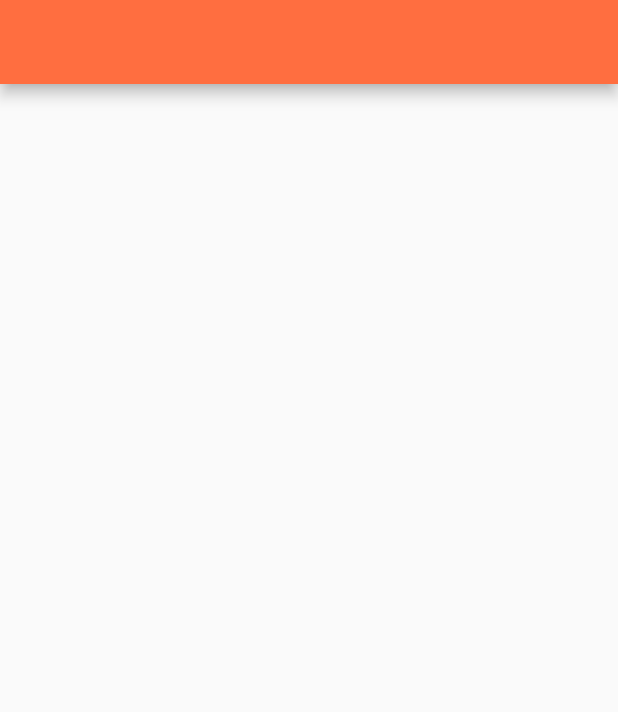
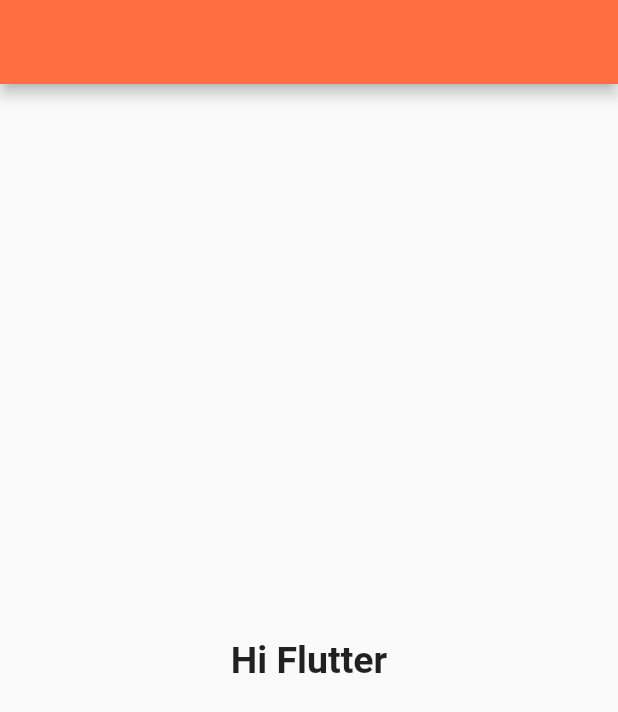
Before and after one commit to ventocilla/flutter_pet_ui, a Flutter app: the screen it shows after launch, on a phone screen of 412 x 824 dp. Shown: the top 712 px of the screen. Run offline on Flutter 3.47's test engine with Material 2 defaults, Android fonts, the phone set to English and light mode, and no system bars.

Commit message:
Updated HomePage

```diff
--- a/lib/main.dart
+++ b/lib/main.dart
@@ -21,9 +21,18 @@ class HomePage extends StatelessWidget {
     return Scaffold(
       appBar: AppBar(
         backgroundColor: Colors.deepOrangeAccent,
-      )
-      ,
-      body: Container(),
+      ),
+      body: Container(
+        child: Center(
+          child: Text(
+            'Hi Flutter',
+            style: TextStyle(
+              fontSize: 25,
+              fontWeight: FontWeight.bold,
+            ),
+          ),
+        ),
+      ),
     );
   }
 }
```
